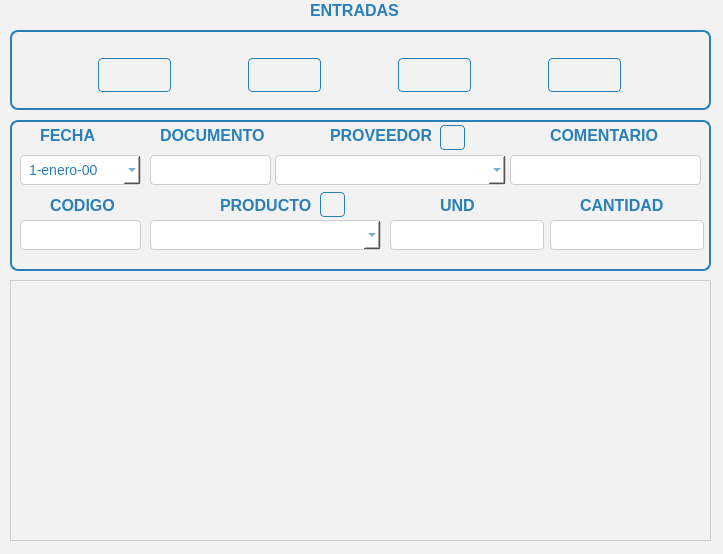
Above: Inventario de almacen/ui/FrmCompras.ui from CodeDrTech/DevelopPython before the change. Below: the same form after it.
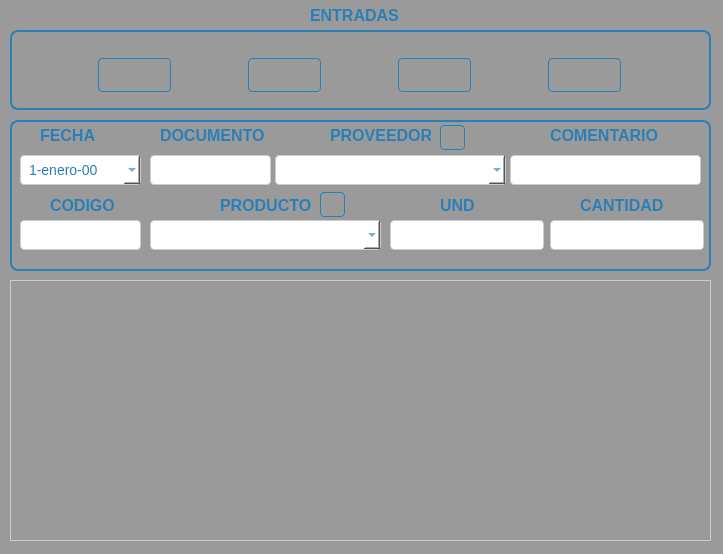
That is the form after the change. Icons and pictures are not drawn.

```diff
--- a/Inventario de almacen/ui/FrmCompras.ui
+++ b/Inventario de almacen/ui/FrmCompras.ui
@@ -18,7 +18,7 @@
   </property>
   <property name="styleSheet">
    <string notr="true">QWidget {
-    background-color: #f2f2f2;
+    background-color: #9a9a9a;
 }
 </string>
   </property>
@@ -43,7 +43,7 @@
     border: 2px solid #2980b9;
     border-radius: 8px;
     padding: 10px;
-    background-color: #f2f2f2;
+    background-color: #9a9a9a;
 }
 
 QGroupBox:title {
@@ -287,7 +287,7 @@
     border: 2px solid #2980b9;
     border-radius: 8px;
     padding: 10px;
-    background-color: #f2f2f2;
+    background-color: #9a9a9a;
 }
 
 QGroupBox:title {
@@ -319,7 +319,7 @@
      </property>
      <property name="styleSheet">
       <string notr="true">QWidget {
-    background-color: #f2f2f2;
+    background-color: #9a9a9a;
 }
 
 QPushButton {
@@ -345,7 +345,7 @@
 }
 
 QLineEdit {
-    background-color: #ffffff;
+    background-color: #9a9a9a;
     border: 1px solid #cccccc;
     padding: 6px;
     border-radius: 4px;
@@ -361,7 +361,7 @@
     outline: none;
 }
 QWidget {
-    background-color: #f2f2f2;
+    background-color: #9a9a9a;
 }
 
 QLabel {
@@ -816,7 +816,7 @@
      </property>
      <property name="styleSheet">
       <string notr="true">QWidget {
-    background-color: #f2f2f2;
+    background-color: #9a9a9a;
 }
 
 QLabel {
@@ -848,7 +848,7 @@
      </property>
      <property name="styleSheet">
       <string notr="true">QWidget {
-    background-color: #f2f2f2;
+    background-color: #9a9a9a;
 }
 
 QLabel {
@@ -880,7 +880,7 @@
      </property>
      <property name="styleSheet">
       <string notr="true">QWidget {
-    background-color: #f2f2f2;
+    background-color: #9a9a9a;
 }
 
 QLabel {
@@ -912,7 +912,7 @@
      </property>
      <property name="styleSheet">
       <string notr="true">QWidget {
-    background-color: #f2f2f2;
+    background-color: #9a9a9a;
 }
 
 QLabel {
@@ -997,7 +997,7 @@
      </property>
      <property name="styleSheet">
       <string notr="true">QWidget {
-    background-color: #f2f2f2;
+    background-color: #9a9a9a;
 }
 
 QLabel {
@@ -1029,7 +1029,7 @@
      </property>
      <property name="styleSheet">
       <string notr="true">QWidget {
-    background-color: #f2f2f2;
+    background-color: #9a9a9a;
 }
 
 QLabel {
@@ -1061,7 +1061,7 @@
      </property>
      <property name="styleSheet">
       <string notr="true">QWidget {
-    background-color: #f2f2f2;
+    background-color: #9a9a9a;
 }
 
 QLabel {
@@ -1093,7 +1093,7 @@
      </property>
      <property name="styleSheet">
       <string notr="true">QWidget {
-    background-color: #f2f2f2;
+    background-color: #9a9a9a;
 }
 
 QLabel {
@@ -1219,7 +1219,7 @@
     <property name="geometry">
      <rect>
       <x>310</x>
-      <y>0</y>
+      <y>5</y>
       <width>91</width>
       <height>21</height>
      </rect>
@@ -1233,7 +1233,7 @@
     </property>
     <property name="styleSheet">
      <string notr="true">QWidget {
-    background-color: #f2f2f2;
+    background-color: #9a9a9a;
 }
 
 QLabel {
@@ -1258,7 +1258,7 @@
     </property>
     <property name="styleSheet">
      <string notr="true">QTableView {
-    background-color: #f2f2f2;
+    background-color: #9a9a9a;
     border: 1px solid #cccccc;
     selection-background-color: #3498db;
     selection-color: #ffffff;
```
